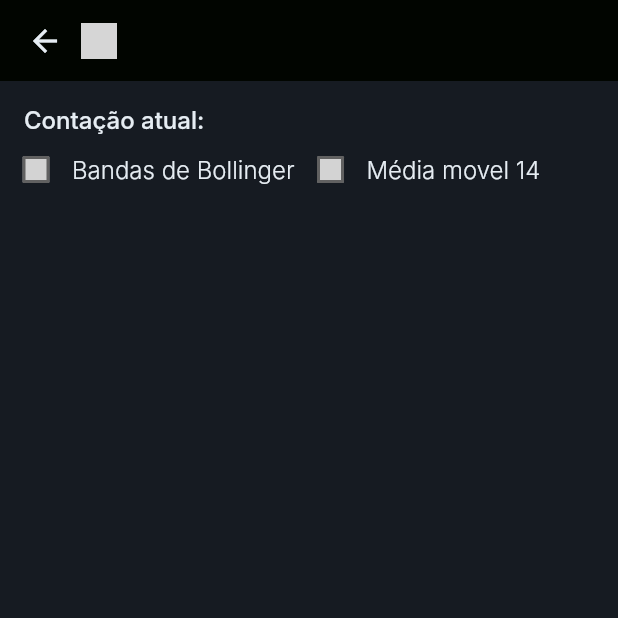
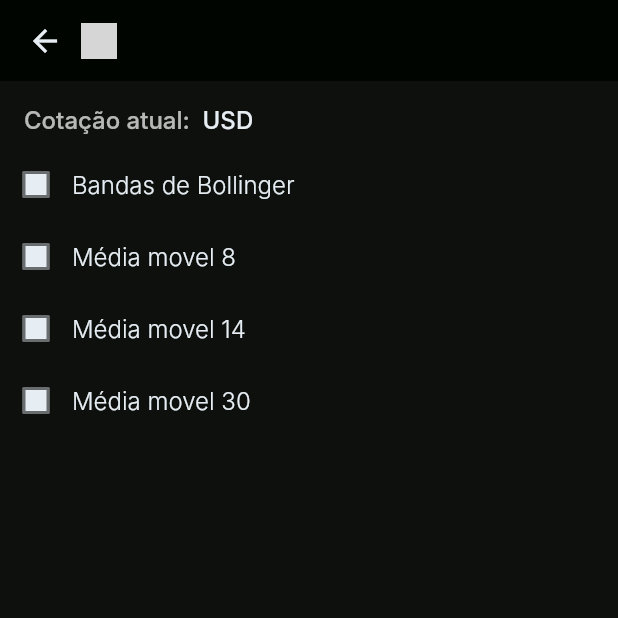
Before and after one commit to FelipeLemosBellini/crypto-visor, a Flutter app: the DataAssetPage screen opened directly with empty values, on a phone screen of 412 x 824 dp, the top half of it. Run offline on Flutter 3.47's test engine with Material 3 defaults, Android fonts, the phone set to English and light mode, and no system bars; our stand-ins replace dartz, dio, flutter_bloc, flutter_native_splash, flutter_svg, get_it and 1 more; network calls fail; Roboto replaces fonts that are missing (Inter); grey boxes are pictures that could not be loaded.

Commit message:
feat: add average 8 and 30

```diff
--- a/lib/screens/helper/crypto_visor_colors.dart
+++ b/lib/screens/helper/crypto_visor_colors.dart
@@ -2,7 +2,7 @@ import 'package:flutter/material.dart';
 
 abstract class CryptoVisorColors {
   static const Color red = Color(0xFFFF0000);
-  static const Color scaffoldColor = Color(0xFF161B22);
+  static const Color scaffoldColor = Color(0xFF0D100D);
   static const Color primaryColor = Color(0xFF31DD50);
   static const Color secondaryColor = Color(0xFF010500);
   static const Color white = Colors.white;
--- a/lib/screens/structure/home/data_asset/data_asset_page.dart
+++ b/lib/screens/structure/home/data_asset/data_asset_page.dart
@@ -1,5 +1,4 @@
 import 'package:cryptovisor/core/entity/coin_model.dart';
-import 'package:cryptovisor/routes/route_names.dart';
 import 'package:cryptovisor/screens/helper/crypto_visor_colors.dart';
 import 'package:cryptovisor/screens/helper/export_helper_screen.dart';
 import 'package:cryptovisor/screens/structure/home/data_asset/data_asset_bloc.dart';
@@ -41,15 +40,11 @@ class _DataAssetPageState extends State<DataAssetPage> with TickerProviderStateM
             appBar: CryptoVisorAppBar(coinModel: widget.coinModel, onTap: () => context.pop()),
             body: ListView(padding: EdgeInsets.only(top: 16), children: [
               Padding(
-                padding: const EdgeInsets.only(left: 16),
-                child: Text("Contação atual: " + state.quotationValue).bodyBaseMedium(),
-              ),
-              Row(children: [
-                CryptoVisorCheckboxWidget(
-                    value: state.showBollinger, setValue: _bloc.setValueBollinger, title: "Bandas de Bollinger"),
-                CryptoVisorCheckboxWidget(
-                    value: state.showMovingAverage14, setValue: _bloc.setValueMovingAverage14, title: "Média movel 14")
-              ]),
+                  padding: const EdgeInsets.only(left: 16),
+                  child: Row(children: [
+                    Text("Cotação atual: ").bodyBaseMedium(style: TextStyle(color: Colors.white70)),
+                    Text(state.quotationValue + " USD").bodyBaseMedium()
+                  ])),
               Padding(
                   padding: const EdgeInsets.only(top: 10, left: 8, right: 4),
                   child: Visibility(
@@ -63,16 +58,20 @@ class _DataAssetPageState extends State<DataAssetPage> with TickerProviderStateM
                                 width: MediaQuery.sizeOf(context).width,
                                 child: CustomPaint(
                                     painter: CandleSticksChartPainter(
-                                        movingAverageModel: state.movingAverage14,
+                                        movingAverageModel8: state.movingAverage8,
+                                        movingAverageModel14: state.movingAverage14,
+                                        movingAverageModel30: state.movingAverage30,
                                         showBollinger: state.showBollinger,
+                                        showMovingAverage8: state.showMovingAverage8,
                                         showMovingAverage14: state.showMovingAverage14,
+                                        showMovingAverage30: state.showMovingAverage30,
                                         candles: state.candles,
                                         bollingerBandsModel: state.bollinger)));
                           }))),
               Visibility(
                   visible: state.candles.isNotEmpty && state.rsi.isNotEmpty,
                   child: Padding(
-                      padding: const EdgeInsets.only(top: 30, left: 8, right: 4),
+                      padding: const EdgeInsets.only(top: 30, bottom: 40, left: 8, right: 4),
                       child: SizedBox(
                           height: MediaQuery.sizeOf(context).width * 0.6,
                           width: MediaQuery.sizeOf(context).width,
@@ -80,7 +79,17 @@ class _DataAssetPageState extends State<DataAssetPage> with TickerProviderStateM
                               painter: RSIChartPainter(
                             candles: state.candles,
                             averages: state.rsi,
-                          )))))
+                          ))))),
+              Column(children: [
+                CryptoVisorCheckboxWidget(
+                    value: state.showBollinger, setValue: _bloc.setValueBollinger, title: "Bandas de Bollinger"),
+                CryptoVisorCheckboxWidget(
+                    value: state.showMovingAverage14, setValue: _bloc.setValueMovingAverage8, title: "Média movel 8"),
+                CryptoVisorCheckboxWidget(
+                    value: state.showMovingAverage14, setValue: _bloc.setValueMovingAverage14, title: "Média movel 14"),
+                CryptoVisorCheckboxWidget(
+                    value: state.showMovingAverage14, setValue: _bloc.setValueMovingAverage30, title: "Média movel 30")
+              ])
             ])));
   }
 }
--- a/lib/screens/structure/home/data_asset/data_asset_state.dart
+++ b/lib/screens/structure/home/data_asset/data_asset_state.dart
@@ -5,10 +5,14 @@ import 'package:cryptovisor/core/entity/crypto_data/relative_strength_index_mode
 
 class DataAssetState {
   bool showBollinger = false;
+  bool showMovingAverage8 = false;
   bool showMovingAverage14 = false;
+  bool showMovingAverage30 = false;
   List<RelativeStrengthIndexModel> rsi = [];
   List<BollingerBandsModel> bollinger = [];
+  List<MovingAverageOfModel> movingAverage8 = [];
   List<MovingAverageOfModel> movingAverage14 = [];
+  List<MovingAverageOfModel> movingAverage30 = [];
   String quotationValue = "";
 
   List<CandleDataEntity> candles = [];
@@ -17,16 +21,24 @@ class DataAssetState {
     List<RelativeStrengthIndexModel>? rsi,
     List<BollingerBandsModel>? bollinger,
     List<CandleDataEntity>? candles,
+    List<MovingAverageOfModel>? movingAverage8,
     List<MovingAverageOfModel>? movingAverage14,
+    List<MovingAverageOfModel>? movingAverage30,
     bool? showBollinger,
+    bool? showMovingAverage8,
     bool? showMovingAverage14,
+    bool? showMovingAverage30,
     String? quotationValue,
   }) {
     return DataAssetState()
       ..showBollinger = showBollinger ?? this.showBollinger
+      ..showMovingAverage8 = showMovingAverage8 ?? this.showMovingAverage8
       ..showMovingAverage14 = showMovingAverage14 ?? this.showMovingAverage14
+      ..showMovingAverage30 = showMovingAverage30 ?? this.showMovingAverage30
       ..rsi = rsi ?? this.rsi
+      ..movingAverage8 = movingAverage8 ?? this.movingAverage8
       ..movingAverage14 = movingAverage14 ?? this.movingAverage14
+      ..movingAverage30 = movingAverage30 ?? this.movingAverage30
       ..bollinger = bollinger ?? this.bollinger
       ..quotationValue = quotationValue ?? this.quotationValue
       ..candles = candles ?? this.candles;
--- a/lib/screens/widgets/charts/candlestick/candlestick_chart_painter.dart
+++ b/lib/screens/widgets/charts/candlestick/candlestick_chart_painter.dart
@@ -11,20 +11,28 @@ import 'package:flutter/material.dart';
 class CandleSticksChartPainter extends CustomPainter {
   final List<CandleDataEntity> candles;
   final List<BollingerBandsModel> bollingerBandsModel;
-  final List<MovingAverageOfModel> movingAverageModel;
+  final List<MovingAverageOfModel> movingAverageModel8;
+  final List<MovingAverageOfModel> movingAverageModel14;
+  final List<MovingAverageOfModel> movingAverageModel30;
   final bool showBollinger;
+  final bool showMovingAverage8;
   final bool showMovingAverage14;
+  final bool showMovingAverage30;
 
   late CandleHelper candleHelper;
   List<double> linesDashed = [0.0, 20.0, 50.0, 80.0, 100.0];
 
   CandleSticksChartPainter(
-      {required this.movingAverageModel,
+      {required this.movingAverageModel8,
+      required this.movingAverageModel14,
+      required this.movingAverageModel30,
       required this.showBollinger,
+      required this.showMovingAverage8,
       required this.showMovingAverage14,
+      required this.showMovingAverage30,
       required this.candles,
       required this.bollingerBandsModel}) {
-    candleHelper = CandleHelper(listCandle: candles,listBollinger: bollingerBandsModel);
+    candleHelper = CandleHelper(listCandle: candles, listBollinger: bollingerBandsModel);
   }
 
   @override
@@ -37,7 +45,9 @@ class CandleSticksChartPainter extends CustomPainter {
     _createCandlesLines(canvas, sizeCandles);
     if (showBollinger) _createBollingerLine(canvas, sizeCandles);
     _createBandDashedLine(canvas, sizeChart);
-    if (showMovingAverage14) _createMovingAverage14(canvas, sizeChart);
+    if (showMovingAverage8) _createMovingAverage(canvas, sizeChart, movingAverageModel8, RSIHelper.averageLine8);
+    if (showMovingAverage14) _createMovingAverage(canvas, sizeChart, movingAverageModel14, RSIHelper.averageLine14);
+    if (showMovingAverage30) _createMovingAverage(canvas, sizeChart, movingAverageModel30, RSIHelper.averageLine30);
     _createLineAround(canvas, sizeChart);
     BaseChart.createWordsDynamicChart(
         canvas: canvas,
@@ -134,14 +144,14 @@ class CandleSticksChartPainter extends CustomPainter {
     _drawMovingAverageLine(canvas, size, RSIHelper.externalBollingerLine, lowerLine);
   }
 
-  void _createMovingAverage14(Canvas canvas, Size size) {
+  void _createMovingAverage(Canvas canvas, Size size, List<MovingAverageOfModel> listAverage, Paint paint) {
     List<double> moving = [];
 
-    for (var model in movingAverageModel) {
+    for (var model in listAverage) {
       moving.add(model.value);
     }
 
-    _drawMovingAverageLine(canvas, size, RSIHelper.averageLine14, moving);
+    _drawMovingAverageLine(canvas, size, paint, moving);
   }
 
   void _drawMovingAverageLine(Canvas canvas, Size size, Paint paint, List<double> value) {
--- a/lib/screens/widgets/charts/rsi/rsi_helper.dart
+++ b/lib/screens/widgets/charts/rsi/rsi_helper.dart
@@ -14,9 +14,15 @@ abstract class RSIHelper {
     ..strokeWidth = 1.5
     ..color = const Color(0xFF00FFC6);
 
+  static Paint averageLine8 = Paint()
+    ..strokeWidth = 1.5
+    ..color = const Color(0xFFFF0117);
   static Paint averageLine14 = Paint()
     ..strokeWidth = 1.5
     ..color = const Color(0xFFF6C51C);
+  static Paint averageLine30 = Paint()
+    ..strokeWidth = 1.5
+    ..color = const Color(0xFF6C83FA);
 
 
   static Paint midBollingerLine = Paint()
--- a/lib/screens/widgets/crypto_visor_checkbox_widget.dart
+++ b/lib/screens/widgets/crypto_visor_checkbox_widget.dart
@@ -16,19 +16,19 @@ class CryptoVisorCheckboxWidget extends StatelessWidget {
           Checkbox(
               value: value,
               onChanged: setValue,
-              checkColor: CryptoVisorColors.red,
+              checkColor: CryptoVisorColors.white,
               overlayColor: MaterialStateProperty.resolveWith((Set states) {
                 if (states.contains(MaterialState.selected)) {
-                  return Color(0xFFFFFFFF);
+                  return CryptoVisorColors.primaryColor;
                 } else {
-                  return Color(0xFFFA0A0A);
+                  return CryptoVisorColors.primaryColor;
                 }
               }),
               fillColor: MaterialStateProperty.resolveWith((Set states) {
                 if (states.contains(MaterialState.selected)) {
-                  return Color(0xFFEFEDED);
+                  return CryptoVisorColors.primaryColor;
                 } else {
-                  return Color(0xFFD3D3D3);
+                  return CryptoVisorColors.whiteLabel;
                 }
               })),
           Text(title).bodyBaseLight()
```
Also changed, not shown: lib/screens/structure/home/data_asset/data_asset_bloc.dart (+10 -0 lines).
